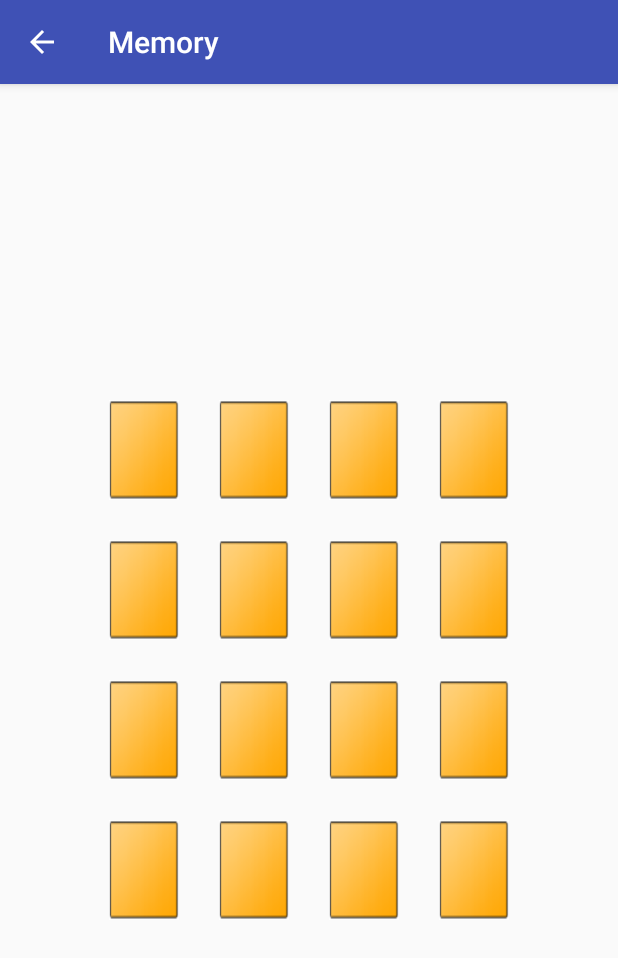
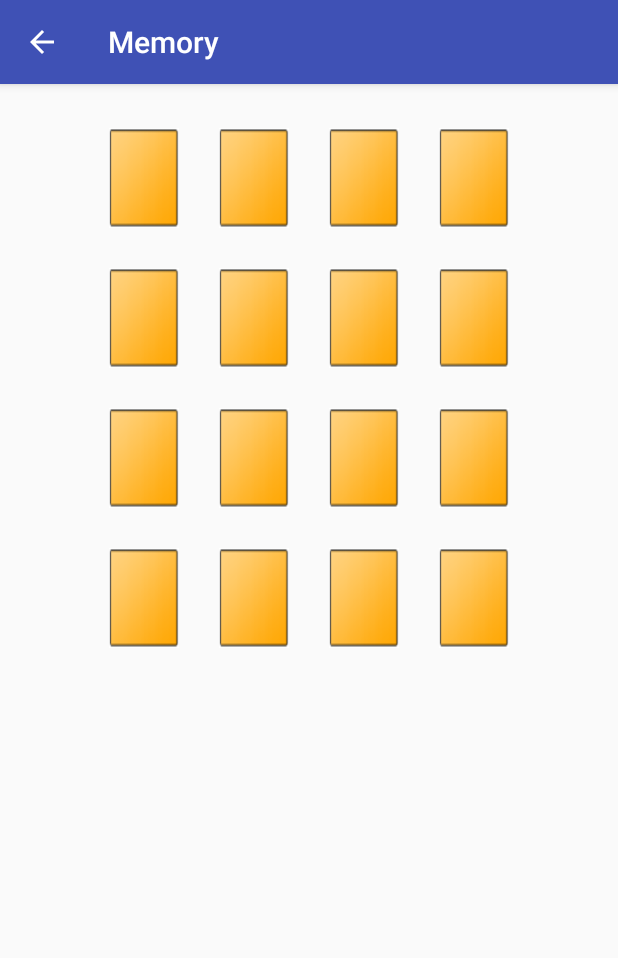
Before and after one commit to ocorella/tcu501app, an Android app: the MemoryActivity screen opened directly, with no data from a screen before it, on a phone screen of 412 x 824 dp. Shown: the top 958 px of the screen. Run offline under Robolectric (Android 15) with nearby library versions, the phone set to English and light mode, and no system bars; 1 statement that could not run was skipped.

Commit message:
Frases agregadas y scroll

```diff
--- a/app/src/main/res/layout/activity_memory.xml
+++ b/app/src/main/res/layout/activity_memory.xml
@@ -1,4 +1,9 @@
 <?xml version="1.0" encoding="utf-8"?>
+<ScrollView xmlns:android="http://schemas.android.com/apk/res/android"
+    android:id="@+id/scrollView"
+    android:layout_width="match_parent"
+    android:layout_height="wrap_content">
+
     <GridLayout xmlns:android="http://schemas.android.com/apk/res/android"
         xmlns:app="http://schemas.android.com/apk/res-auto"
         xmlns:tools="http://schemas.android.com/tools"
@@ -15,3 +20,4 @@
         android:layout_gravity="center"
         android:layout_below="@+id/relative_layout_button">
     </GridLayout>
+</ScrollView>
```
Also changed, not shown: app/src/main/java/comsiteucrtcu501/google/httpssites/tcu501/MemoryActivity.java (+18 -18 lines). Lines whose indentation alone changed are shown as unchanged.
